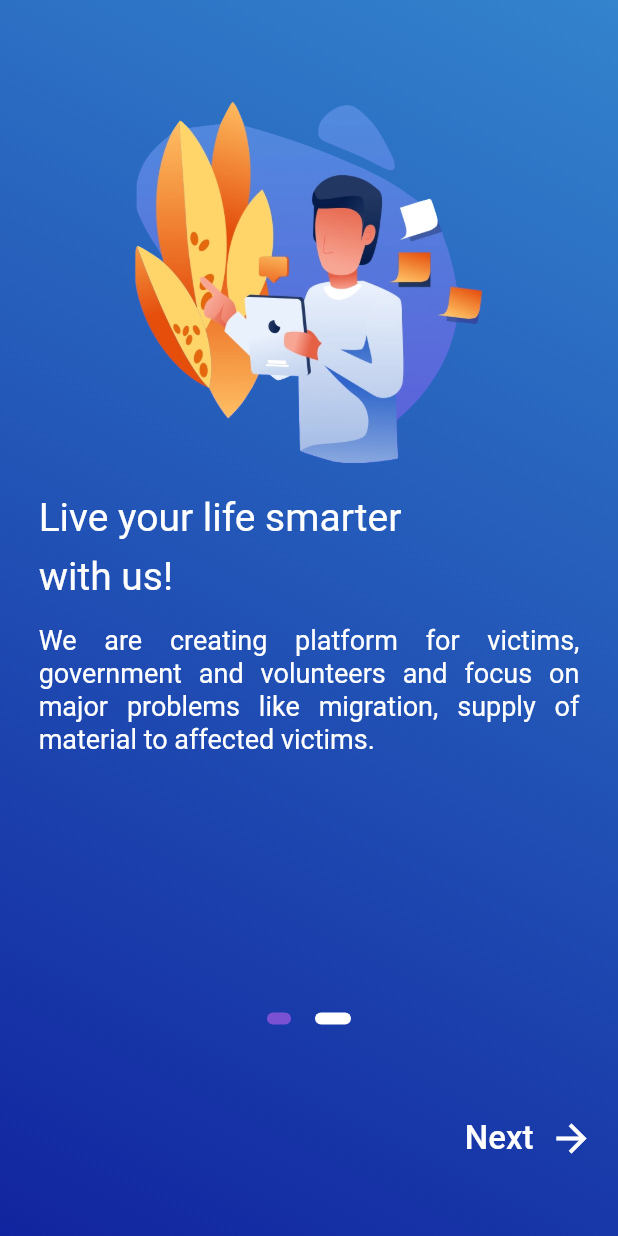
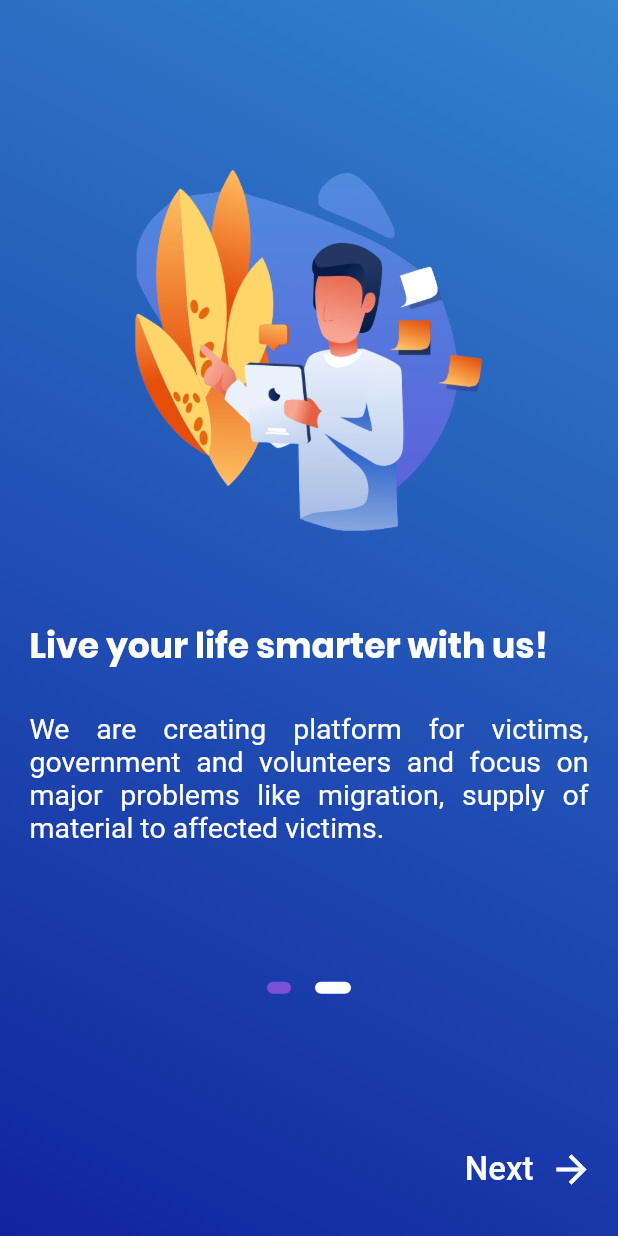
Before and after one commit to sakthivelcyr/savemynation_V2, a Flutter app: the OnboardingScreen screen opened directly, swiped to page 2, on a phone screen of 412 x 824 dp. Run offline on Flutter 3.47's test engine with Material 2 defaults, Android fonts, the phone set to English and light mode, and no system bars; our stand-ins replace cloud_firestore, firebase_auth, firebase_messaging, flutter_spinkit, flutter_svg, fluttertoast and 4 more; missing offline and left inert: imei_plugin; accounts and stored records are empty; network calls fail; Roboto replaces fonts that are missing (CM Sans Serif); project files that could hold a hidden picture were left out.

```diff
--- a/lib/Intro1.dart
+++ b/lib/Intro1.dart
@@ -8,7 +8,6 @@ import 'package:savemynation/shared.dart';
 import 'package:savemynation/sign_in.dart';
 import 'package:flutter/material.dart';
 import 'package:fluttertoast/fluttertoast.dart';
-import 'package:permission_handler/permission_handler.dart';
 import 'package:shared_preferences/shared_preferences.dart';
 
 class Login extends StatefulWidget {
--- a/lib/constant.dart
+++ b/lib/constant.dart
@@ -1,6 +1,7 @@
 import 'package:flutter/material.dart';
 
 // Colors
+const fScreen = Color.fromRGBO(0, 74, 173, 0);
 const kBackgroundColor = Color(0xFFFEFEFE);
 const kTitleTextColor = Color(0xFF303030);
 const kBodyTextColor = Color(0xFF4B4B4B);
--- a/lib/onboarding_screen.dart
+++ b/lib/onboarding_screen.dart
@@ -35,16 +35,15 @@ class _OnboardingScreenState extends State<OnboardingScreen> {
   }
   final kTitleStyle = TextStyle(
     color: Colors.white,
-    fontFamily: 'CM Sans Serif',
-    fontSize: 26.0,
-    height: 1.5,
+    fontFamily: 'Poppins',
+    fontSize: 23.0,
+    fontWeight: FontWeight.bold,
+
   );
 
   final kSubtitleStyle = TextStyle(
     color: Colors.white,
-    fontSize: 18.0,
-
-    height: 1.2,
+    fontSize: 19.0,
   );
 
   @override
@@ -60,9 +59,9 @@ class _OnboardingScreenState extends State<OnboardingScreen> {
             child: Container(
               decoration: bd,
               child: Padding(
-                padding: EdgeInsets.symmetric(vertical: wt/10.0),
+                padding: EdgeInsets.symmetric(vertical: wt/20.0),
                 child: Column(
-                  crossAxisAlignment: CrossAxisAlignment.stretch,
+                  crossAxisAlignment: CrossAxisAlignment.center,
                   children: <Widget>[
                     Container(
                       height: ht/1.3,
@@ -76,8 +75,9 @@ class _OnboardingScreenState extends State<OnboardingScreen> {
                         },
                         children: <Widget>[
                           Padding(
-                            padding: EdgeInsets.all(wt/16.0),
+                            padding: EdgeInsets.all(wt/21.0),
                             child: Column(
+                              mainAxisAlignment: MainAxisAlignment.center,
                               crossAxisAlignment: CrossAxisAlignment.start,
                               children: <Widget>[
                                 Center(
@@ -89,12 +89,12 @@ class _OnboardingScreenState extends State<OnboardingScreen> {
                                     width: wt,
                                   ),
                                 ),
-                                SizedBox(height: wt/30.0),
+                                SizedBox(height: wt/7.0),
                                 Text(
-                                  'Student Initiative \nCommunity',
+                                  'Student Initiative Community',
                                   style: kTitleStyle,
                                 ),
-                                SizedBox(height: 15.0),
+                                SizedBox(height: wt/15.0),
                                 Text(
 
                                   'Save My Nation is a student community open source initiative to migrate the impact of COVID-19 using technology as a tool.',
@@ -105,8 +105,9 @@ class _OnboardingScreenState extends State<OnboardingScreen> {
                             ),
                           ),
                           Padding(
-                            padding: EdgeInsets.all(wt/16.0),
+                            padding: EdgeInsets.all(wt/21.0),
                             child: Column(
+                              mainAxisAlignment: MainAxisAlignment.center,
                               crossAxisAlignment: CrossAxisAlignment.start,
                               children: <Widget>[
                                 Center(
@@ -118,12 +119,12 @@ class _OnboardingScreenState extends State<OnboardingScreen> {
                                     width: wt,
                                   ),
                                 ),
-                                SizedBox(height: wt/30.0),
+                                SizedBox(height: wt/7.0),
                                 Text(
-                                  'Live your life smarter\nwith us!',
+                                  'Live your life smarter with us!',
                                   style: kTitleStyle,
                                 ),
-                                SizedBox(height: 15.0),
+                                SizedBox(height: wt/15.0),
                                 Text(
                                   'We are creating platform for victims, government and volunteers and focus on major problems like migration, supply of material to affected victims.',
                                   style: kSubtitleStyle,
```
Also changed, not shown: lib/first_screen.dart (+19 -15 lines), lib/grocery.dart (+13 -24 lines), lib/intercity.dart (+13 -23 lines), lib/interstate.dart (+14 -24 lines), lib/main.dart (+12 -18 lines), lib/support_us.dart (+13 -23 lines), lib/volunteer.dart (+16 -24 lines), lib/widgets/my_header.dart (+29 -10 lines), pubspec.yaml (+7 -9 lines), pubspec.lock, 1 other file.
